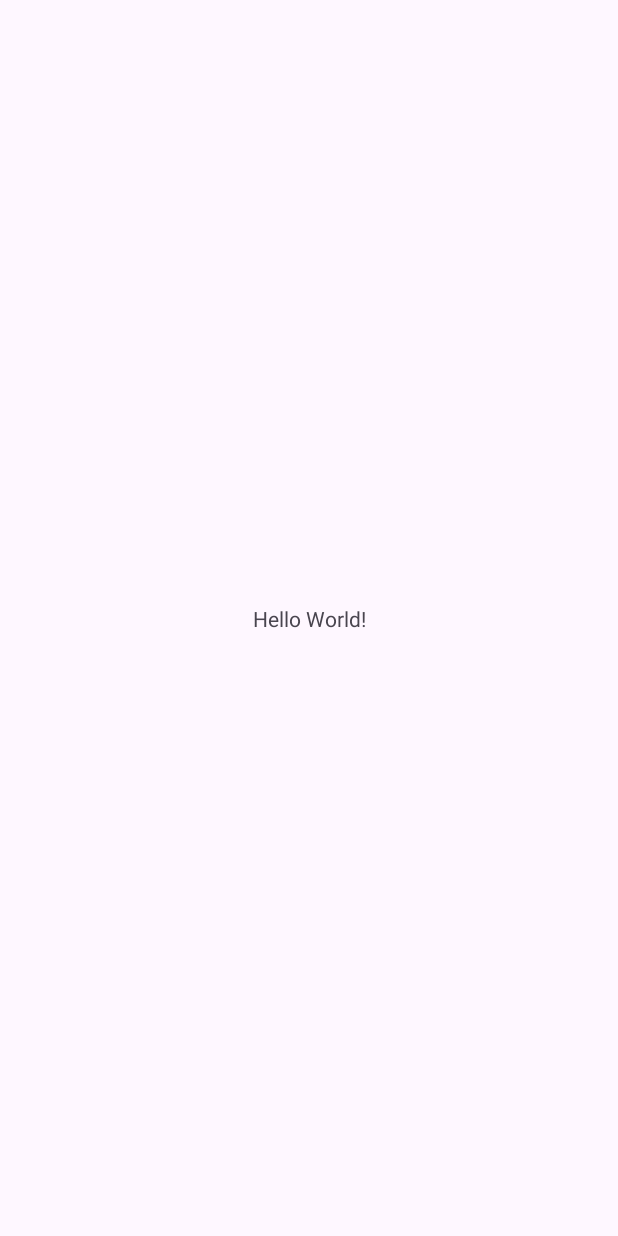
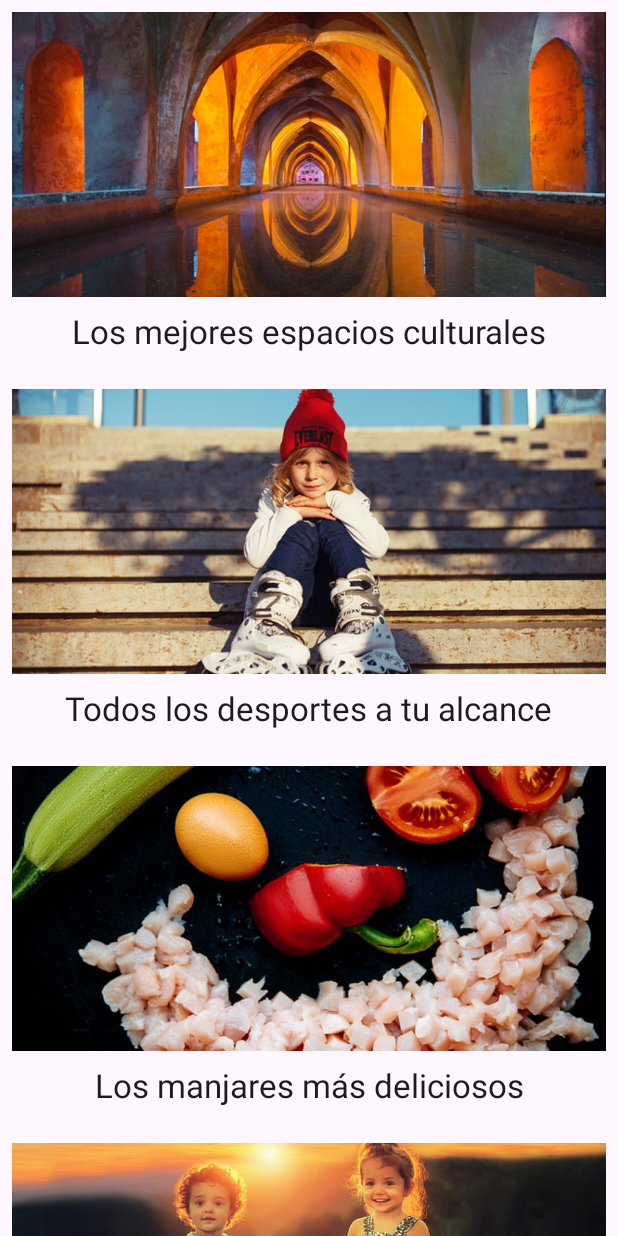
Before and after one commit to gurdiel/PMDM2324, an Android app: the screen it shows after launch (MainActivity), on a phone screen of 412 x 824 dp. Before the commit the screen is almost empty. Run offline under Robolectric (Android 15) with nearby library versions, the phone set to English and light mode, and no system bars.

```diff
--- a/RecyclerViewClase/app/build.gradle.kts
+++ b/RecyclerViewClase/app/build.gradle.kts
@@ -5,12 +5,12 @@ plugins {
 
 android {
     namespace = "com.example.recyclerviewclase"
-    compileSdk = 33
+    compileSdk = 34
 
     defaultConfig {
         applicationId = "com.example.recyclerviewclase"
         minSdk = 24
-        targetSdk = 33
+        targetSdk = 34
         versionCode = 1
         versionName = "1.0"
 
--- a/RecyclerViewClase/app/src/main/java/com/example/recyclerviewclase/MainActivity.kt
+++ b/RecyclerViewClase/app/src/main/java/com/example/recyclerviewclase/MainActivity.kt
@@ -2,10 +2,17 @@ package com.example.recyclerviewclase
 
 import androidx.appcompat.app.AppCompatActivity
 import android.os.Bundle
+import androidx.recyclerview.widget.RecyclerView
+import com.example.recyclerviewclase.adapter.RecyclerPlanesAdapter
+import com.example.recyclerviewclase.data.dataSource
 
 class MainActivity : AppCompatActivity() {
     override fun onCreate(savedInstanceState: Bundle?) {
         super.onCreate(savedInstanceState)
         setContentView(R.layout.activity_main)
+
+        val recycler = findViewById<RecyclerView>(R.id.planesRecyclerView)
+        recycler.adapter = RecyclerPlanesAdapter(dataSource.listaPlanes)
     }
+
 }
--- /dev/null
+++ b/RecyclerViewClase/app/src/main/java/com/example/recyclerviewclase/adapter/RecyclerPlanesAdapter.kt
@@ -0,0 +1,52 @@
+package com.example.recyclerviewclase.adapter
+
+import android.view.LayoutInflater
+import android.view.View
+import android.view.ViewGroup
+import android.widget.ImageView
+import android.widget.TextView
+import androidx.recyclerview.widget.RecyclerView
+import com.example.recyclerviewclase.R
+import com.example.recyclerviewclase.model.PlanAsturias
+
+class RecyclerPlanesAdapter(private val dataset:List<PlanAsturias>) :
+
+    RecyclerView.Adapter<RecyclerPlanesAdapter.PlanesViewHolder>(){
+
+    class PlanesViewHolder(view:View): RecyclerView.ViewHolder(view){
+        //Aquí asocia los layouts
+        val imgPlan:ImageView = view.findViewById(R.id.imgPlan)
+        val txtDescripcion:TextView = view.findViewById(R.id.txtDescripcion)
+
+        /**
+         * Método que asocia los layouts con el objeto plan que contiene imagen y descripción
+         */
+        fun bind(plan: PlanAsturias){
+            imgPlan.setImageResource(plan.imgSourceId)
+            txtDescripcion.setText(plan.descripcion)
+        }
+
+    }
+
+    /**
+     * Este método lo llama el RecyclerView cuando crea los viewHolder
+     */
+    override fun onCreateViewHolder(parent: ViewGroup, viewType: Int): PlanesViewHolder {
+        val view = LayoutInflater.from(parent.context).inflate(R.layout.item_plan_asturias,parent,false)
+
+        return PlanesViewHolder(view)
+    }
+
+    /**
+     * Devuelve el tamaño de la lista.
+     */
+    override fun getItemCount(): Int {
+        return dataset.size
+    }
+
+    override fun onBindViewHolder(holder: PlanesViewHolder, position: Int) {
+        holder.bind(dataset[position])
+    }
+
+
+}
--- /dev/null
+++ b/RecyclerViewClase/app/src/main/java/com/example/recyclerviewclase/data/dataSource.kt
@@ -0,0 +1,20 @@
+package com.example.recyclerviewclase.data
+
+import com.example.recyclerviewclase.R
+import com.example.recyclerviewclase.model.PlanAsturias
+
+class dataSource {
+    companion object{
+        val listaPlanes = listOf<PlanAsturias>(
+            PlanAsturias(R.drawable.cultura,"Los mejores espacios culturales"),
+            PlanAsturias(R.drawable.deportes,"Todos los desportes a tu alcance"),
+            PlanAsturias(R.drawable.gastronomia,"Los manjares más deliciosos"),
+            PlanAsturias(R.drawable.infantil,"Planes para los peques de la familia"),
+            PlanAsturias(R.drawable.mascotas,"Espacios reservados para tus peludos"),
+            PlanAsturias(R.drawable.montanya,"Sumérgete en el verde más intenso"),
+            PlanAsturias(R.drawable.playa,"Paseos infinitos con el mar de fondo"),
+            PlanAsturias(R.drawable.pueblos,"Villas encantadores para perderse"),
+            PlanAsturias(R.drawable.restauracion,"Los mejores productos de la tierra"),
+        )
+    }
+}
--- /dev/null
+++ b/RecyclerViewClase/app/src/main/java/com/example/recyclerviewclase/model/PlanAsturias.kt
@@ -0,0 +1,5 @@
+package com.example.recyclerviewclase.model
+
+import androidx.annotation.DrawableRes
+
+data class PlanAsturias(@DrawableRes val imgSourceId: Int,val descripcion:String)
--- a/RecyclerViewClase/app/src/main/res/layout/activity_main.xml
+++ b/RecyclerViewClase/app/src/main/res/layout/activity_main.xml
@@ -6,13 +6,14 @@
     android:layout_height="match_parent"
     tools:context=".MainActivity">
 
-    <TextView
+    <androidx.recyclerview.widget.RecyclerView
+        android:id="@+id/planesRecyclerView"
         android:layout_width="wrap_content"
         android:layout_height="wrap_content"
-        android:text="Hello World!"
         app:layout_constraintBottom_toBottomOf="parent"
         app:layout_constraintEnd_toEndOf="parent"
         app:layout_constraintStart_toStartOf="parent"
-        app:layout_constraintTop_toTopOf="parent" />
+        app:layout_constraintTop_toTopOf="parent"
+        app:layoutManager="androidx.recyclerview.widget.LinearLayoutManager"/>
 
 </androidx.constraintlayout.widget.ConstraintLayout>
--- /dev/null
+++ b/RecyclerViewClase/app/src/main/res/layout/item_plan_asturias.xml
@@ -0,0 +1,28 @@
+<?xml version="1.0" encoding="utf-8"?>
+<androidx.constraintlayout.widget.ConstraintLayout xmlns:android="http://schemas.android.com/apk/res/android"
+    xmlns:tools="http://schemas.android.com/tools"
+    android:layout_width="match_parent"
+    android:layout_height="wrap_content"
+    xmlns:app="http://schemas.android.com/apk/res-auto"
+    android:padding="8dp">
+    <ImageView
+        android:id="@+id/imgPlan"
+        android:layout_width="match_parent"
+        android:layout_height="190dp"
+        app:layout_constraintTop_toTopOf="parent"
+        app:layout_constraintStart_toStartOf="parent"
+        app:layout_constraintEnd_toEndOf="parent"
+        tools:src="@drawable/cultura"
+        android:scaleType="centerCrop"/>
+    <TextView
+        android:id="@+id/txtDescripcion"
+        android:layout_width="match_parent"
+        android:layout_height="wrap_content"
+        tools:text="Texto para cultura"
+        app:layout_constraintTop_toBottomOf="@+id/imgPlan"
+        app:layout_constraintStart_toStartOf="parent"
+        app:layout_constraintEnd_toEndOf="parent"
+        android:textAppearance="?attr/textAppearanceTitleLarge"
+        android:padding="8dp"/>
+
+</androidx.constraintlayout.widget.ConstraintLayout>
```
Also changed, not shown: RecyclerViewClase/app/src/main/res/drawable/cultura.jpg (added), RecyclerViewClase/app/src/main/res/drawable/deportes.jpg (added), RecyclerViewClase/app/src/main/res/drawable/gastronomia.jpg (added), RecyclerViewClase/app/src/main/res/drawable/infantil.jpg (added), RecyclerViewClase/app/src/main/res/drawable/mascotas.jpg (added), RecyclerViewClase/app/src/main/res/drawable/montanya.jpg (added), RecyclerViewClase/app/src/main/res/drawable/playa.jpg (added), RecyclerViewClase/app/src/main/res/drawable/pueblos.jpg (added), RecyclerViewClase/app/src/main/res/drawable/restauracion.jpg (added).
